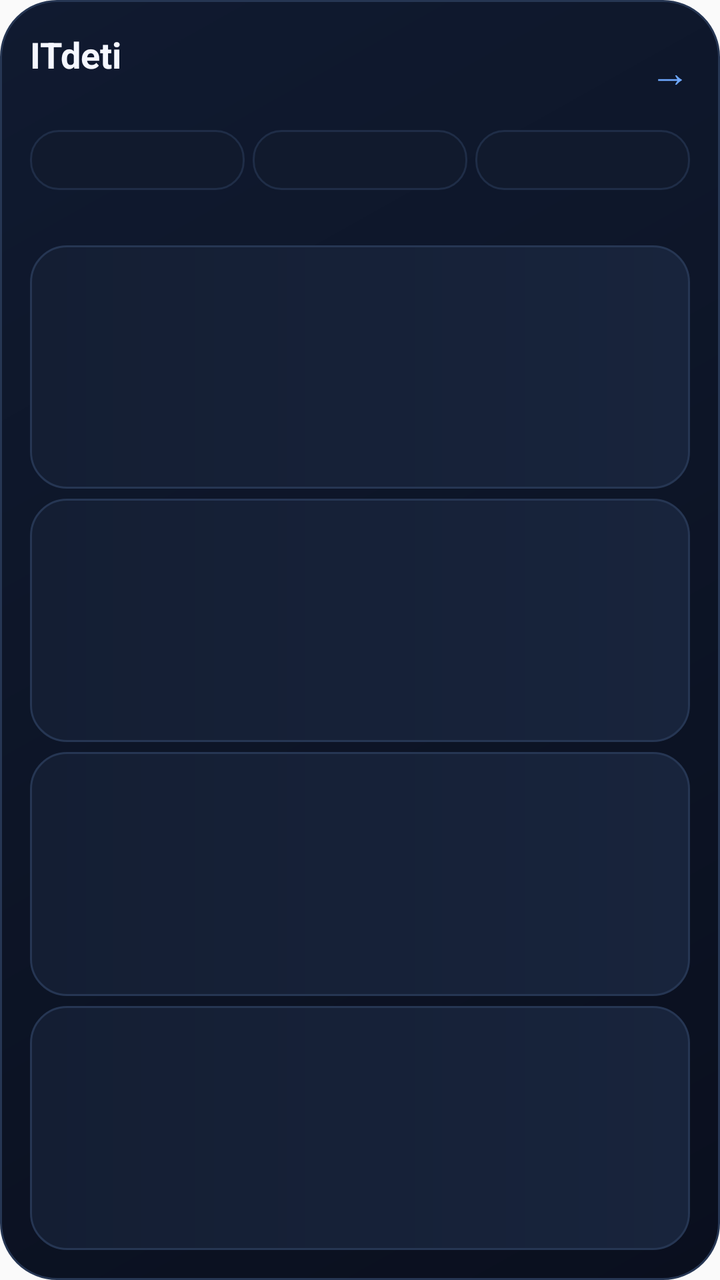
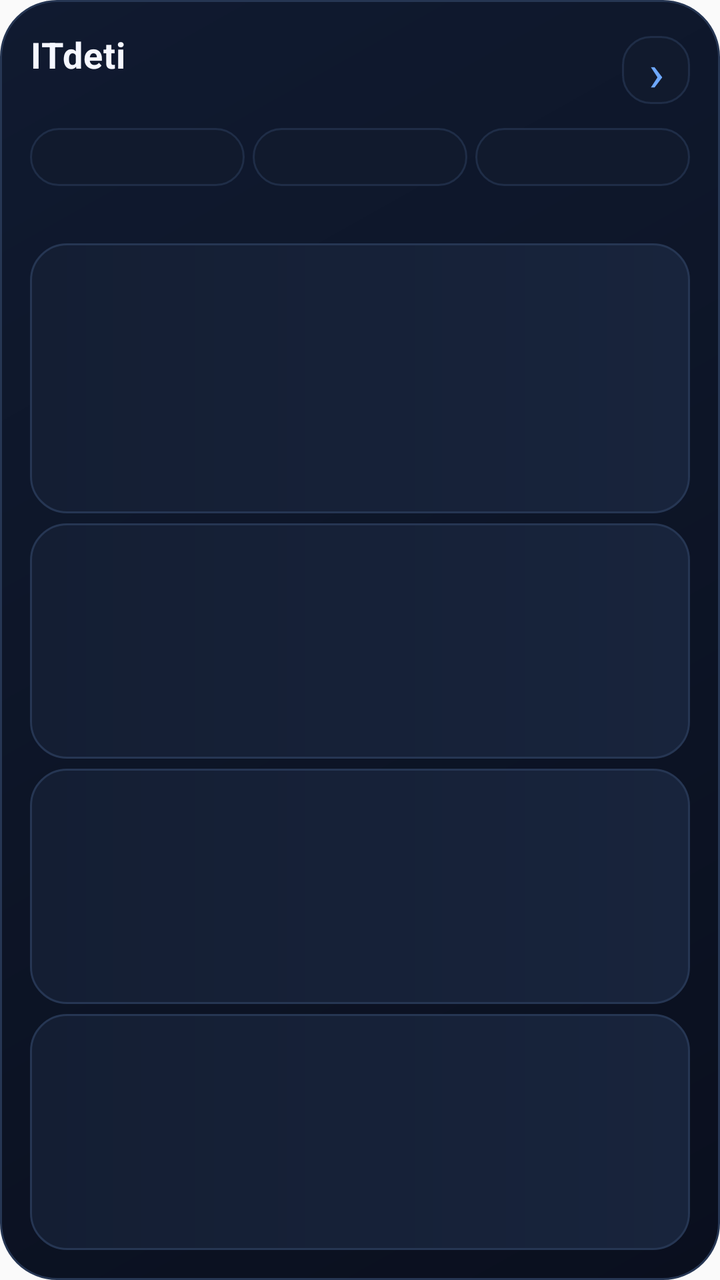

Two renders of the same Android screen: before a commit and after it. Below are the layout's source before the change and the commit's diff.
<!-- AndroidManifest.xml: application theme Theme.AppCompat.Light.NoActionBar -->
<!-- res/layout/widget_agenda.xml -->
<?xml version="1.0" encoding="utf-8"?>
<LinearLayout xmlns:android="http://schemas.android.com/apk/res/android"
    android:layout_width="match_parent" android:layout_height="match_parent" android:orientation="vertical" android:padding="15dp" android:background="@drawable/widget_background">
    <LinearLayout android:layout_width="match_parent" android:layout_height="wrap_content" android:gravity="center_vertical">
        <LinearLayout android:layout_width="0dp" android:layout_height="wrap_content" android:layout_weight="1" android:orientation="vertical">
            <TextView android:id="@+id/widget_title" android:layout_width="match_parent" android:layout_height="wrap_content" android:text="ITdeti" android:textSize="18sp" android:textStyle="bold" android:textColor="@color/widget_text" android:maxLines="1" />
            <TextView android:id="@+id/widget_next" android:layout_width="match_parent" android:layout_height="wrap_content" android:layout_marginTop="2dp" android:textSize="11sp" android:textColor="@color/widget_muted" android:maxLines="1" />
        </LinearLayout>
        <TextView android:id="@+id/widget_more" android:layout_width="wrap_content" android:layout_height="wrap_content" android:text="→" android:textSize="20sp" android:textColor="@color/widget_accent" />
    </LinearLayout>
    <LinearLayout android:layout_width="match_parent" android:layout_height="30dp" android:layout_marginTop="9dp">
        <TextView android:id="@+id/widget_today" android:layout_width="0dp" android:layout_height="match_parent" android:layout_weight="1" android:gravity="center" android:textSize="10sp" android:textStyle="bold" android:background="@drawable/widget_tab" />
        <TextView android:id="@+id/widget_tomorrow" android:layout_width="0dp" android:layout_height="match_parent" android:layout_weight="1" android:gravity="center" android:textSize="10sp" android:background="@drawable/widget_tab" android:layout_marginStart="4dp" />
        <TextView android:id="@+id/widget_week" android:layout_width="0dp" android:layout_height="match_parent" android:layout_weight="1" android:gravity="center" android:textSize="10sp" android:background="@drawable/widget_tab" android:layout_marginStart="4dp" />
    </LinearLayout>
    <TextView android:id="@+id/widget_summary" android:layout_width="match_parent" android:layout_height="wrap_content" android:layout_marginTop="8dp" android:textSize="10sp" android:textColor="@color/widget_muted" android:maxLines="1" />
    <TextView android:id="@+id/widget_event_1" android:layout_width="match_parent" android:layout_height="0dp" android:layout_weight="1" android:layout_marginTop="6dp" android:padding="10dp" android:background="@drawable/widget_card" android:textSize="12sp" android:textColor="@color/widget_text" android:gravity="center_vertical" android:maxLines="2" />
    <TextView android:id="@+id/widget_event_2" android:layout_width="match_parent" android:layout_height="0dp" android:layout_weight="1" android:layout_marginTop="5dp" android:padding="10dp" android:background="@drawable/widget_card" android:textSize="12sp" android:textColor="@color/widget_text" android:gravity="center_vertical" android:maxLines="2" />
    <TextView android:id="@+id/widget_event_3" android:layout_width="match_parent" android:layout_height="0dp" android:layout_weight="1" android:layout_marginTop="5dp" android:padding="10dp" android:background="@drawable/widget_card" android:textSize="12sp" android:textColor="@color/widget_text" android:gravity="center_vertical" android:maxLines="2" />
    <TextView android:id="@+id/widget_event_4" android:layout_width="match_parent" android:layout_height="0dp" android:layout_weight="1" android:layout_marginTop="5dp" android:padding="10dp" android:background="@drawable/widget_card" android:textSize="12sp" android:textColor="@color/widget_text" android:gravity="center_vertical" android:maxLines="2" />
    <TextView android:id="@+id/widget_event_5" android:layout_width="match_parent" android:layout_height="0dp" android:layout_weight="1" android:visibility="gone" />
    <TextView android:id="@+id/widget_event_6" android:layout_width="match_parent" android:layout_height="0dp" android:layout_weight="1" android:visibility="gone" />
</LinearLayout>
<!-- resources referenced by this layout -->
<resources>
  <color name="widget_accent">#6EA8FF</color>
  <color name="widget_muted">#73819B</color>
  <color name="widget_text">#F5F7FF</color>
  <!-- drawable widget_background (drawable) -->
  <?xml version="1.0" encoding="utf-8"?>
  <shape xmlns:android="http://schemas.android.com/apk/res/android">
      <gradient
          android:angle="135"
          android:startColor="#0A0F1E"
          android:centerColor="#0D1527"
          android:endColor="#101A30" />
      <corners android:radius="28dp" />
      <stroke android:width="1dp" android:color="#263653" />
      <padding android:left="1dp" android:top="1dp" android:right="1dp" android:bottom="1dp" />
  </shape>
  <!-- drawable widget_card (drawable) -->
  <?xml version="1.0" encoding="utf-8"?>
  <shape xmlns:android="http://schemas.android.com/apk/res/android">
      <gradient
          android:angle="0"
          android:startColor="#141E33"
          android:endColor="#18243C" />
      <corners android:radius="18dp" />
      <stroke android:width="1dp" android:color="#263653" />
  </shape>
  <!-- drawable widget_tab (drawable) -->
  <?xml version="1.0" encoding="utf-8"?>
  <shape xmlns:android="http://schemas.android.com/apk/res/android">
      <solid android:color="#111A2D" />
      <corners android:radius="14dp" />
      <stroke android:width="1dp" android:color="#1F2D47" />
  </shape>
</resources>

<!-- the commit's change to res/layout/widget_agenda.xml (unified diff, before → after) -->
@@ -1,23 +1,38 @@
 <?xml version="1.0" encoding="utf-8"?>
 <LinearLayout xmlns:android="http://schemas.android.com/apk/res/android"
-    android:layout_width="match_parent" android:layout_height="match_parent" android:orientation="vertical" android:padding="15dp" android:background="@drawable/widget_background">
-    <LinearLayout android:layout_width="match_parent" android:layout_height="wrap_content" android:gravity="center_vertical">
-        <LinearLayout android:layout_width="0dp" android:layout_height="wrap_content" android:layout_weight="1" android:orientation="vertical">
-            <TextView android:id="@+id/widget_title" android:layout_width="match_parent" android:layout_height="wrap_content" android:text="ITdeti" android:textSize="18sp" android:textStyle="bold" android:textColor="@color/widget_text" android:maxLines="1" />
-            <TextView android:id="@+id/widget_next" android:layout_width="match_parent" android:layout_height="wrap_content" android:layout_marginTop="2dp" android:textSize="11sp" android:textColor="@color/widget_muted" android:maxLines="1" />
+    android:layout_width="match_parent"
+    android:layout_height="match_parent"
+    android:orientation="vertical"
+    android:padding="15dp"
+    android:background="@drawable/widget_background">
+
+    <LinearLayout
+        android:layout_width="match_parent"
+        android:layout_height="wrap_content"
+        android:gravity="center_vertical">
+        <LinearLayout
+            android:layout_width="0dp"
+            android:layout_height="wrap_content"
+            android:layout_weight="1"
+            android:orientation="vertical">
+            <TextView android:id="@+id/widget_title" android:layout_width="match_parent" android:layout_height="wrap_content" android:text="ITdeti" android:textSize="18sp" android:textStyle="bold" android:letterSpacing="0.02" android:textColor="@color/widget_text" android:maxLines="1" />
+            <TextView android:id="@+id/widget_next" android:layout_width="match_parent" android:layout_height="wrap_content" android:layout_marginTop="2dp" android:textSize="10sp" android:textColor="@color/widget_muted" android:maxLines="1" />
         </LinearLayout>
-        <TextView android:id="@+id/widget_more" android:layout_width="wrap_content" android:layout_height="wrap_content" android:text="→" android:textSize="20sp" android:textColor="@color/widget_accent" />
+        <TextView android:id="@+id/widget_more" android:layout_width="34dp" android:layout_height="34dp" android:gravity="center" android:text="›" android:textSize="26sp" android:textColor="@color/widget_accent" android:background="@drawable/widget_tab" />
     </LinearLayout>
-    <LinearLayout android:layout_width="match_parent" android:layout_height="30dp" android:layout_marginTop="9dp">
-        <TextView android:id="@+id/widget_today" android:layout_width="0dp" android:layout_height="match_parent" android:layout_weight="1" android:gravity="center" android:textSize="10sp" android:textStyle="bold" android:background="@drawable/widget_tab" />
-        <TextView android:id="@+id/widget_tomorrow" android:layout_width="0dp" android:layout_height="match_parent" android:layout_weight="1" android:gravity="center" android:textSize="10sp" android:background="@drawable/widget_tab" android:layout_marginStart="4dp" />
-        <TextView android:id="@+id/widget_week" android:layout_width="0dp" android:layout_height="match_parent" android:layout_weight="1" android:gravity="center" android:textSize="10sp" android:background="@drawable/widget_tab" android:layout_marginStart="4dp" />
+
+    <LinearLayout android:layout_width="match_parent" android:layout_height="29dp" android:layout_marginTop="9dp" android:orientation="horizontal">
+        <TextView android:id="@+id/widget_today" android:layout_width="0dp" android:layout_height="match_parent" android:layout_weight="1" android:gravity="center" android:textSize="9sp" android:textStyle="bold" android:background="@drawable/widget_tab" />
+        <TextView android:id="@+id/widget_tomorrow" android:layout_width="0dp" android:layout_height="match_parent" android:layout_weight="1" android:gravity="center" android:textSize="9sp" android:background="@drawable/widget_tab" android:layout_marginStart="4dp" />
+        <TextView android:id="@+id/widget_week" android:layout_width="0dp" android:layout_height="match_parent" android:layout_weight="1" android:gravity="center" android:textSize="9sp" android:background="@drawable/widget_tab" android:layout_marginStart="4dp" />
     </LinearLayout>
-    <TextView android:id="@+id/widget_summary" android:layout_width="match_parent" android:layout_height="wrap_content" android:layout_marginTop="8dp" android:textSize="10sp" android:textColor="@color/widget_muted" android:maxLines="1" />
-    <TextView android:id="@+id/widget_event_1" android:layout_width="match_parent" android:layout_height="0dp" android:layout_weight="1" android:layout_marginTop="6dp" android:padding="10dp" android:background="@drawable/widget_card" android:textSize="12sp" android:textColor="@color/widget_text" android:gravity="center_vertical" android:maxLines="2" />
-    <TextView android:id="@+id/widget_event_2" android:layout_width="match_parent" android:layout_height="0dp" android:layout_weight="1" android:layout_marginTop="5dp" android:padding="10dp" android:background="@drawable/widget_card" android:textSize="12sp" android:textColor="@color/widget_text" android:gravity="center_vertical" android:maxLines="2" />
-    <TextView android:id="@+id/widget_event_3" android:layout_width="match_parent" android:layout_height="0dp" android:layout_weight="1" android:layout_marginTop="5dp" android:padding="10dp" android:background="@drawable/widget_card" android:textSize="12sp" android:textColor="@color/widget_text" android:gravity="center_vertical" android:maxLines="2" />
-    <TextView android:id="@+id/widget_event_4" android:layout_width="match_parent" android:layout_height="0dp" android:layout_weight="1" android:layout_marginTop="5dp" android:padding="10dp" android:background="@drawable/widget_card" android:textSize="12sp" android:textColor="@color/widget_text" android:gravity="center_vertical" android:maxLines="2" />
+
+    <TextView android:id="@+id/widget_summary" android:layout_width="match_parent" android:layout_height="wrap_content" android:layout_marginTop="8dp" android:textSize="10sp" android:textStyle="bold" android:textColor="@color/widget_text_secondary" android:maxLines="1" />
+
+    <TextView android:id="@+id/widget_event_1" android:layout_width="match_parent" android:layout_height="0dp" android:layout_weight="1.15" android:layout_marginTop="7dp" android:paddingStart="13dp" android:paddingEnd="10dp" android:paddingTop="9dp" android:paddingBottom="9dp" android:background="@drawable/widget_card" android:textSize="12sp" android:textStyle="bold" android:textColor="@color/widget_text" android:gravity="center_vertical" android:maxLines="2" />
+    <TextView android:id="@+id/widget_event_2" android:layout_width="match_parent" android:layout_height="0dp" android:layout_weight="1" android:layout_marginTop="5dp" android:paddingStart="13dp" android:paddingEnd="10dp" android:paddingTop="8dp" android:paddingBottom="8dp" android:background="@drawable/widget_card" android:textSize="11sp" android:textColor="@color/widget_text_secondary" android:gravity="center_vertical" android:maxLines="2" />
+    <TextView android:id="@+id/widget_event_3" android:layout_width="match_parent" android:layout_height="0dp" android:layout_weight="1" android:layout_marginTop="5dp" android:paddingStart="13dp" android:paddingEnd="10dp" android:paddingTop="8dp" android:paddingBottom="8dp" android:background="@drawable/widget_card" android:textSize="11sp" android:textColor="@color/widget_text_secondary" android:gravity="center_vertical" android:maxLines="2" />
+    <TextView android:id="@+id/widget_event_4" android:layout_width="match_parent" android:layout_height="0dp" android:layout_weight="1" android:layout_marginTop="5dp" android:paddingStart="13dp" android:paddingEnd="10dp" android:paddingTop="8dp" android:paddingBottom="8dp" android:background="@drawable/widget_card" android:textSize="11sp" android:textColor="@color/widget_text_secondary" android:gravity="center_vertical" android:maxLines="2" />
     <TextView android:id="@+id/widget_event_5" android:layout_width="match_parent" android:layout_height="0dp" android:layout_weight="1" android:visibility="gone" />
     <TextView android:id="@+id/widget_event_6" android:layout_width="match_parent" android:layout_height="0dp" android:layout_weight="1" android:visibility="gone" />
 </LinearLayout>
<!-- resource entries referenced after the edit -->
@@ -3,6 +3,7 @@
   <color name="widget_accent">#6EA8FF</color>
   <color name="widget_muted">#73819B</color>
   <color name="widget_text">#F5F7FF</color>
+  <color name="widget_text_secondary">#C1CBE0</color>
   <!-- drawable widget_background (drawable) -->
   <?xml version="1.0" encoding="utf-8"?>
   <shape xmlns:android="http://schemas.android.com/apk/res/android">
